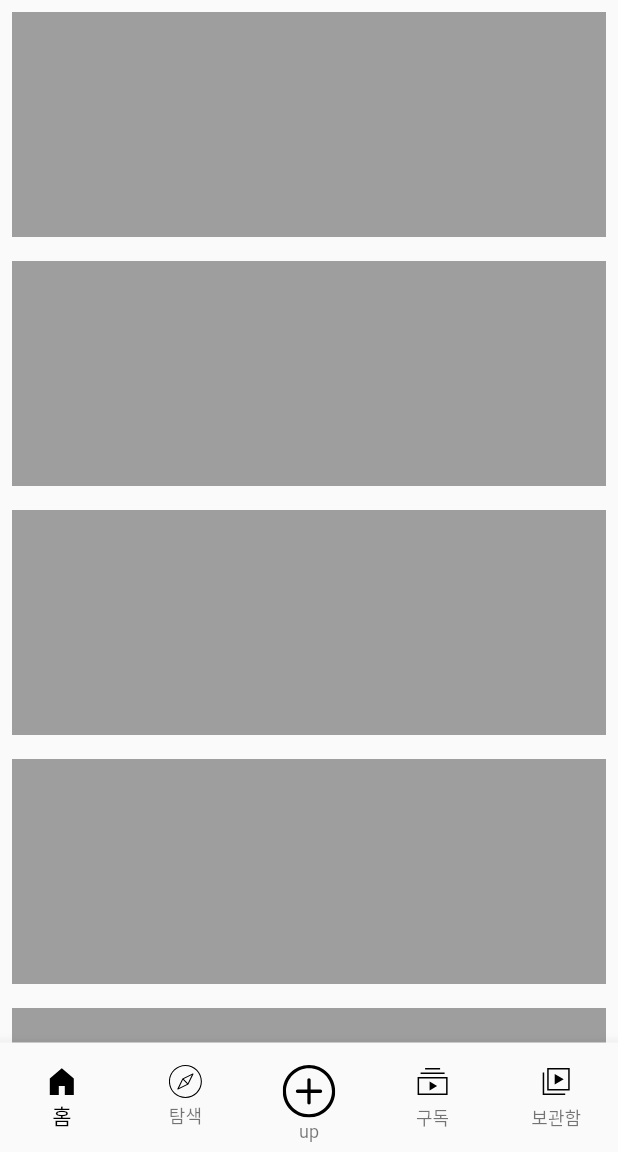
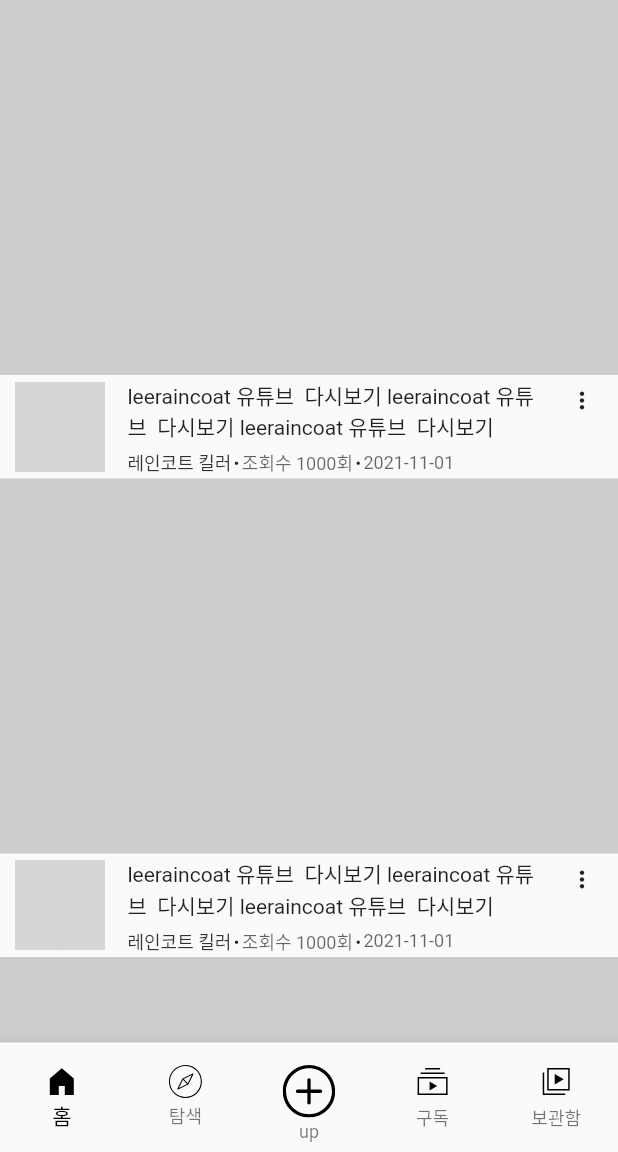
Before and after one commit to leewoobi/youtube_getX, a Flutter app: the screen it shows after launch, on a phone screen of 412 x 824 dp, the part 84-1236 px from its top. Run offline on Flutter 3.47's test engine with Material 2 defaults, Android fonts, the light colour scheme and no system bars; our stand-ins replace flutter_svg, get; network calls fail; grey boxes are pictures that could not be loaded.

Commit message:
add  thumbnail, tilte layout custom

```diff
--- /dev/null
+++ b/lib/src/components/video_widget.dart
@@ -0,0 +1,76 @@
+import 'package:flutter/material.dart';
+
+class VideoWWidget extends StatelessWidget {
+  const VideoWWidget({Key? key}) : super(key: key);
+
+  Widget _thumbnail() {
+    return Container(height: 250, color: Colors.grey.withOpacity(0.5));
+  }
+
+  Widget _simpleDetailinfo() {
+    return Container(
+      padding: const EdgeInsets.only(left: 10),
+      child: Row(
+        children: [
+          CircleAvatar(
+            radius: 30,
+            backgroundColor: Colors.grey.withOpacity(0.5),
+            backgroundImage: Image.network(
+                    "https://mblogthumb-phinf.pstatic.net/MjAyMTA3MjJfMTUw/MDAxNjI2OTI2MTU5Mjg3.Xt5GJotJDEaoLo9XBkchqyf8q45YsxQiAMvvr6hGFPog.HfIsbtzNrqzAAchbG5Hz4VdbmnS4dRozJNlgPIB-MYMg.JPEG.osa2599/%EB%8B%A4%EC%9A%B4%EB%A1%9C%EB%93%9C%ED%8C%8C%EC%9D%BC%EF%BC%8D1.jpg?type=w800")
+                .image,
+          ),
+          SizedBox(
+            width: 15,
+          ),
+          Expanded(
+              child: Column(
+            children: [
+              Row(
+                mainAxisAlignment: MainAxisAlignment.spaceBetween,
+                children: [
+                  Expanded(
+                    child: Text(
+                      "leeraincoat 유튜브  다시보기 leeraincoat 유튜브  다시보기 leeraincoat 유튜브  다시보기",
+                      maxLines: 2,
+                    ),
+                  ),
+                  IconButton(
+                      alignment: Alignment.topCenter,
+                      onPressed: () {},
+                      icon: Icon(Icons.more_vert, size: 18))
+                ],
+              ),
+              Row(
+                children: [
+                  Text('레인코트 킬러',
+                      style: TextStyle(
+                          fontSize: 12, color: Colors.black.withOpacity(0.8))),
+                  Text("･"),
+                  Text('조회수 1000회',
+                      style: TextStyle(
+                          fontSize: 12, color: Colors.black.withOpacity(0.6))),
+                  Text("･"),
+                  Text('2021-11-01',
+                      style: TextStyle(
+                          fontSize: 12, color: Colors.black.withOpacity(0.6))),
+                ],
+              )
+            ],
+          ))
+        ],
+      ),
+    );
+  }
+
+  @override
+  Widget build(BuildContext context) {
+    return Container(
+      child: Column(
+        children: [
+          _thumbnail(),
+          _simpleDetailinfo(),
+        ],
+      ),
+    );
+  }
+}
--- a/lib/src/pages/home.dart
+++ b/lib/src/pages/home.dart
@@ -1,5 +1,6 @@
 import 'package:flutter/material.dart';
 import 'package:youtube_getx/src/components/custom_appbar.dart';
+import 'package:youtube_getx/src/components/video_widget.dart';
 
 class Home extends StatelessWidget {
   const Home({Key? key}) : super(key: key);
@@ -16,12 +17,11 @@ class Home extends StatelessWidget {
           ),
           SliverList(
             delegate: SliverChildBuilderDelegate((context, index) {
-              return Padding(
-                padding: const EdgeInsets.all(8.0),
-                child: Container(
-                  height: 150,
-                  color: Colors.grey,
-                ),
+              return GestureDetector(
+                onTap: () {
+                  // page route
+                },
+                child: VideoWWidget(),
               );
             }, childCount: 10),
           ),
```
